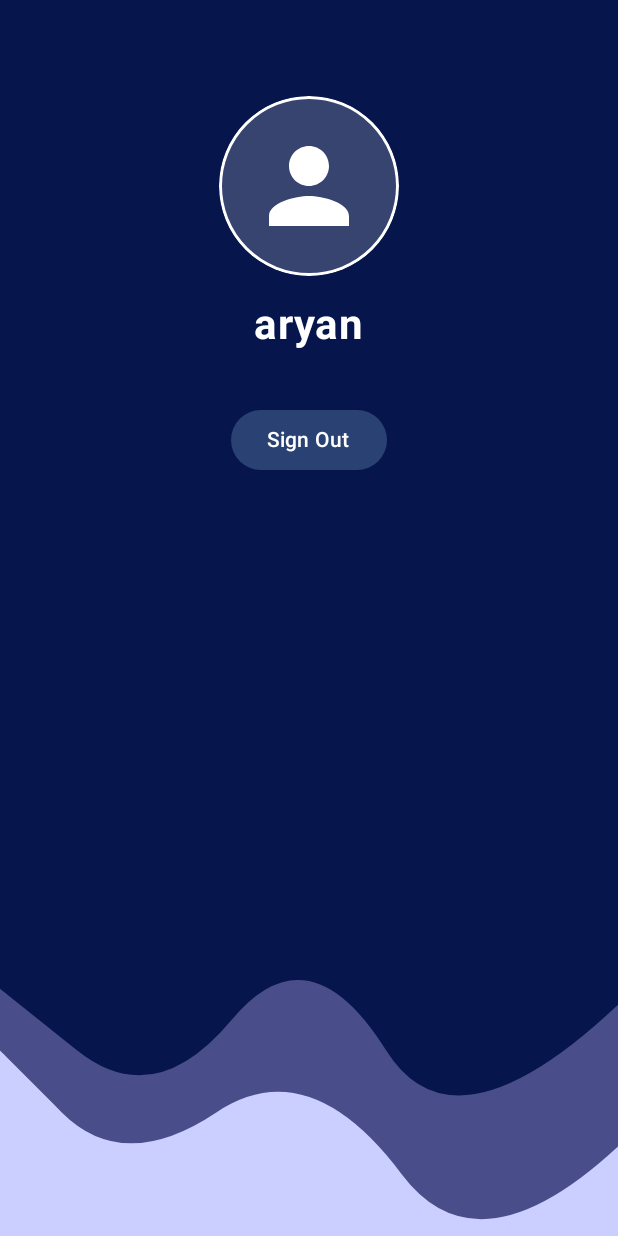
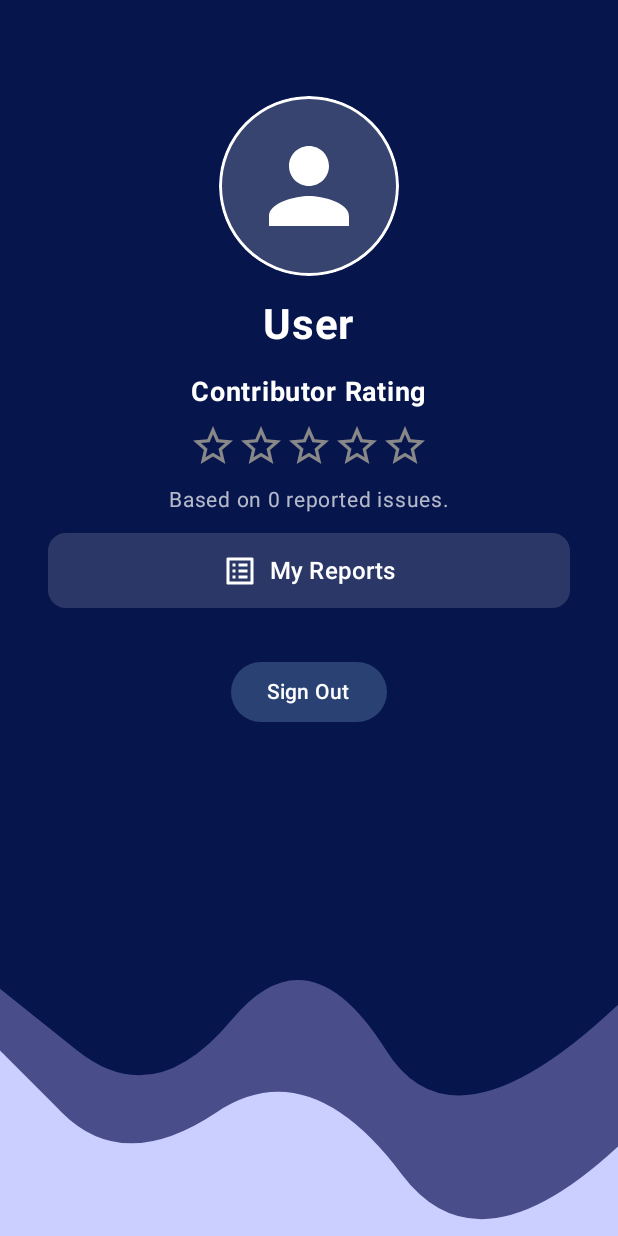
Before and after one commit to Aryan23b/IssueSpotter, an Android app built with Jetpack Compose: the ProfileScreen screen opened through its navigation route, on a phone screen of 412 x 824 dp. Run offline under Robolectric (Android 15) with nearby library versions, the light colour scheme and no system bars; libraries missing offline, so code that uses them is left out: io.github.jan.supabase; 2 statements that could not run were skipped.

Commit message:
profile added

```diff
--- a/app/src/main/java/com/example/issuespotter/navigation/AppNavigation.kt
+++ b/app/src/main/java/com/example/issuespotter/navigation/AppNavigation.kt
@@ -11,7 +11,7 @@ import com.example.issuespotter.auth.SignUpScreen
 import com.example.issuespotter.screens.HomeScreen
 import com.example.issuespotter.screens.ProfileScreen
 import com.example.issuespotter.screens.ReportNewIssueScreen
-import com.example.issuespotter.screens.user
+import com.example.issuespotter.screens.UserReportsScreen
 
 
 @Composable
@@ -34,11 +34,13 @@ fun AppNavigation() {
 
         }
         composable("profile"){
-            ProfileScreen(navController, authViewModel, user = user(name = "aryan"))
+            ProfileScreen(navController, authViewModel)
         }
-
-        composable("rating"){
-
+        composable("userReports") {
+            UserReportsScreen(navController, authViewModel)
         }
+//        composable("rating"){
+//           // RatingScreen(navController, authViewModel) // Updated to call RatingScreen
+//        }
     }
 }
--- a/app/src/main/java/com/example/issuespotter/screens/ProfileScreen.kt
+++ b/app/src/main/java/com/example/issuespotter/screens/ProfileScreen.kt
@@ -7,18 +7,29 @@ import androidx.compose.foundation.layout.Arrangement
 import androidx.compose.foundation.layout.Box
 import androidx.compose.foundation.layout.BoxWithConstraints
 import androidx.compose.foundation.layout.Column
+import androidx.compose.foundation.layout.Row
 import androidx.compose.foundation.layout.Spacer
 import androidx.compose.foundation.layout.fillMaxSize
+import androidx.compose.foundation.layout.fillMaxWidth
 import androidx.compose.foundation.layout.height
 import androidx.compose.foundation.layout.padding
 import androidx.compose.foundation.layout.size
+import androidx.compose.foundation.layout.width
 import androidx.compose.foundation.shape.CircleShape
+import androidx.compose.foundation.shape.RoundedCornerShape
 import androidx.compose.material.icons.Icons
+import androidx.compose.material.icons.automirrored.filled.ListAlt
 import androidx.compose.material.icons.filled.Person
-import androidx.compose.material3.Button
+import androidx.compose.material.icons.filled.Star
+import androidx.compose.material.icons.filled.StarBorder
+import androidx.compose.material3.Button // Keep this for Sign Out
+import androidx.compose.material3.ButtonDefaults
+import androidx.compose.material3.TextButton // Added for My Reports
 import androidx.compose.material3.Icon
 import androidx.compose.material3.Text
 import androidx.compose.runtime.Composable
+import androidx.compose.runtime.collectAsState
+import androidx.compose.runtime.getValue
 import androidx.compose.ui.Alignment
 import androidx.compose.ui.Modifier
 import androidx.compose.ui.draw.clip
@@ -26,16 +37,11 @@ import androidx.compose.ui.geometry.Offset
 import androidx.compose.ui.graphics.Color
 import androidx.compose.ui.graphics.Path
 import androidx.compose.ui.text.font.FontWeight
-import androidx.compose.ui.tooling.preview.Preview
+// import androidx.compose.ui.tooling.preview.Preview
 import androidx.compose.ui.unit.dp
 import androidx.compose.ui.unit.sp
 import androidx.navigation.NavController
 import com.example.issuespotter.auth.AuthViewModel
-
-data class user(
-    val name:String,
-)
-
 
 fun Path.standardQuadFromTo(from: Offset, to: Offset) {
     quadraticBezierTo(
@@ -47,7 +53,11 @@ fun Path.standardQuadFromTo(from: Offset, to: Offset) {
 }
 
 @Composable
-fun ProfileScreen(navController: NavController, authViewModel: AuthViewModel, user: user) {
+fun ProfileScreen(navController: NavController, authViewModel: AuthViewModel) {
+    val userName by authViewModel.userDisplayName.collectAsState()
+    val userReports by authViewModel.userSpecificReports.collectAsState()
+
+
     Box(modifier = Modifier.fillMaxSize()
         .background(Color(0xFF06154C))
     ) {
@@ -56,7 +66,6 @@ fun ProfileScreen(navController: NavController, authViewModel: AuthViewModel, us
             modifier = Modifier
                 .fillMaxSize()
         ) {
-            with(this) {
             val width = constraints.maxWidth.toFloat()
             val height = constraints.maxHeight.toFloat()
 
@@ -78,7 +87,6 @@ fun ProfileScreen(navController: NavController, authViewModel: AuthViewModel, us
             }
 
             val lightColoredPath = Path().apply {
-
                 val lightPoint1 = Offset(0f, height * 0.85f)
                 val lightPoint2 = Offset(width * 0.2f, height * 0.95f)
                 val lightPoint3 = Offset(width * 0.5f, height * 0.85f)
@@ -100,7 +108,6 @@ fun ProfileScreen(navController: NavController, authViewModel: AuthViewModel, us
                 drawPath(path = lightColoredPath, color = Color(0xFFCACFFF))
             }
         }
-        }
 
         Column(
             modifier = Modifier
@@ -120,7 +127,6 @@ fun ProfileScreen(navController: NavController, authViewModel: AuthViewModel, us
                     .border(2.dp, Color.White, CircleShape),
                 contentAlignment = Alignment.Center,
             ) {
-
                 Icon(
                     imageVector = Icons.Default.Person,
                     contentDescription = "Profile Picture",
@@ -131,20 +137,50 @@ fun ProfileScreen(navController: NavController, authViewModel: AuthViewModel, us
 
             Spacer(modifier = Modifier.height(16.dp))
 
-
             Text(
-                text = user.name,
+                text = userName ?: "User",
                 fontSize = 28.sp,
                 fontWeight = FontWeight.Bold,
                 color = Color.White
             )
-            Spacer(modifier = Modifier.height(4.dp))
+            Spacer(modifier = Modifier.height(16.dp)) // Added space before new button
+
+
+            UserRatingSection(reportCount = userReports.size)
+
+
+//             Button to navigate to UserReportsScreen
+//            TextButton(onClick = { navController.navigate("userReports") }) {
+//                Text("My Reports", color = Color.White, fontSize = 18.sp)
+//            }
+
+            Spacer(modifier=Modifier.height(10.dp))
+            Button(
+                onClick = { navController.navigate("userReports") },
+                modifier = Modifier
+                    .fillMaxWidth()
+                    .padding(horizontal = 16.dp)
+                    .height(50.dp),
+                shape = RoundedCornerShape(12.dp),
+                colors = ButtonDefaults.buttonColors(
+                    containerColor = Color.White.copy(alpha = 0.15f),
+                    contentColor = Color.White
+                )
+            ) {
+                Icon(
+                    imageVector = Icons.AutoMirrored.Filled.ListAlt,
+                    contentDescription = "My Reports"
+                )
+                Spacer(modifier = Modifier.width(8.dp))
+                Text("My Reports", fontSize = 16.sp)
+            }
+
             Spacer(modifier = Modifier.height(32.dp))
 
             Button(
                 modifier = Modifier.padding(),
-                onClick = { authViewModel.logout()
-
+                onClick = {
+                    authViewModel.logout()
                     navController.navigate("login") {
                         popUpTo(navController.graph.startDestinationId) {
                             inclusive = true
@@ -159,12 +195,56 @@ fun ProfileScreen(navController: NavController, authViewModel: AuthViewModel, us
     }
 }
 
+/* // Preview will need a mock AuthViewModel or to be updated
+@Preview(showBackground = true)
+@Composable
+fun ProfileScreenPreview() {
+    // val sampleUser = user(name = "Alex Doe") // This is no longer valid
+    // ProfileScreen(user = sampleUser) // This is no longer valid
+}
+*/
 
-//@Preview(showBackground = true)
-//@Composable
-//fun ProfileScreenPreview() {
-//
-//    val sampleUser = user(name = "Alex Doe")
-//
-//    ProfileScreen(user = sampleUser)
-//}
+
+@Composable
+private fun UserRatingSection(reportCount: Int) {
+    val rating = when {
+        reportCount > 25 -> 5
+        reportCount > 20 -> 4
+        reportCount > 15 -> 3
+        reportCount > 5  -> 2
+        reportCount >= 1 -> 1
+        else             -> 0 // This will result in 5 empty stars
+    }
+
+    Column(
+        modifier = Modifier
+            .fillMaxWidth()
+            .padding(horizontal = 16.dp),
+        horizontalAlignment = Alignment.CenterHorizontally
+    ) {
+        Text(
+            text = "Contributor Rating",
+            color = Color.White,
+            fontWeight = FontWeight.Bold,
+            fontSize = 18.sp
+        )
+        Spacer(modifier = Modifier.height(8.dp))
+        Row {
+            // Loop to display 5 stars, filling them based on the calculated rating
+            for (i in 1..5) {
+                Icon(
+                    imageVector = if (i <= rating) Icons.Filled.Star else Icons.Filled.StarBorder,
+                    contentDescription = if (i <= rating) "Filled Star" else "Empty Star",
+                    tint = if (i <= rating) Color(0xFFFFD700) else Color.Gray,
+                    modifier = Modifier.size(32.dp)
+                )
+            }
+        }
+        Spacer(modifier = Modifier.height(8.dp))
+        Text(
+            text = "Based on $reportCount reported issues.",
+            color = Color.White.copy(alpha = 0.7f),
+            fontSize = 14.sp
+        )
+    }
+}
```
Also changed, not shown: app/src/main/java/com/example/issuespotter/auth/AuthViewModel.kt (+89 -21 lines), app/src/main/java/com/example/issuespotter/auth/SignupScreen.kt (+18 -2 lines), app/src/main/java/com/example/issuespotter/models/Report.kt (added, +17 -0 lines), app/src/main/java/com/example/issuespotter/screens/HomeScreen.kt (+125 -109 lines), app/src/main/java/com/example/issuespotter/screens/UserReportsScreen.kt (added, +95 -0 lines), app/src/main/java/com/example/issuespotter/ui_common/ReportListItem.kt (added, +67 -0 lines), 3 other files. Lines whose indentation alone changed are shown as unchanged.
